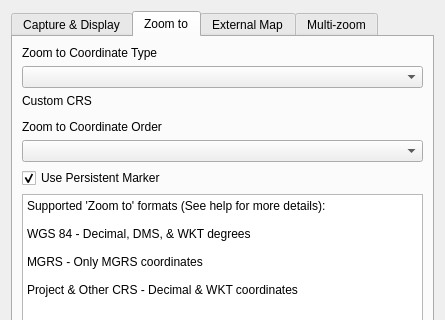
This is ui/latLonSettings.ui in NationalSecurityAgency/qgis-latlontools-plugin as Qt 5 draws it before an edit; both pictures show x 0 to 445 and y 0 to 320 of the 445 by 490 pixel window. The edited form follows.
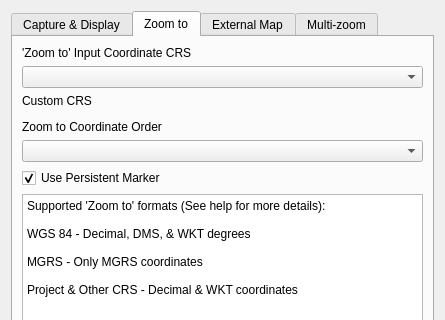
This is the edited form. The open tabs and pages were chosen to show the change. Custom widgets are drawn as their Qt base class.

Commit message: track project CRS change

```diff
--- a/ui/latLonSettings.ui
+++ b/ui/latLonSettings.ui
@@ -142,7 +142,7 @@
        <item>
         <widget class="QLabel" name="label_7">
          <property name="text">
-          <string>Zoom to Coordinate Type</string>
+          <string>'Zoom to' Input Coordinate CRS</string>
          </property>
         </widget>
        </item>
```
The commit also changes 1 other file.
